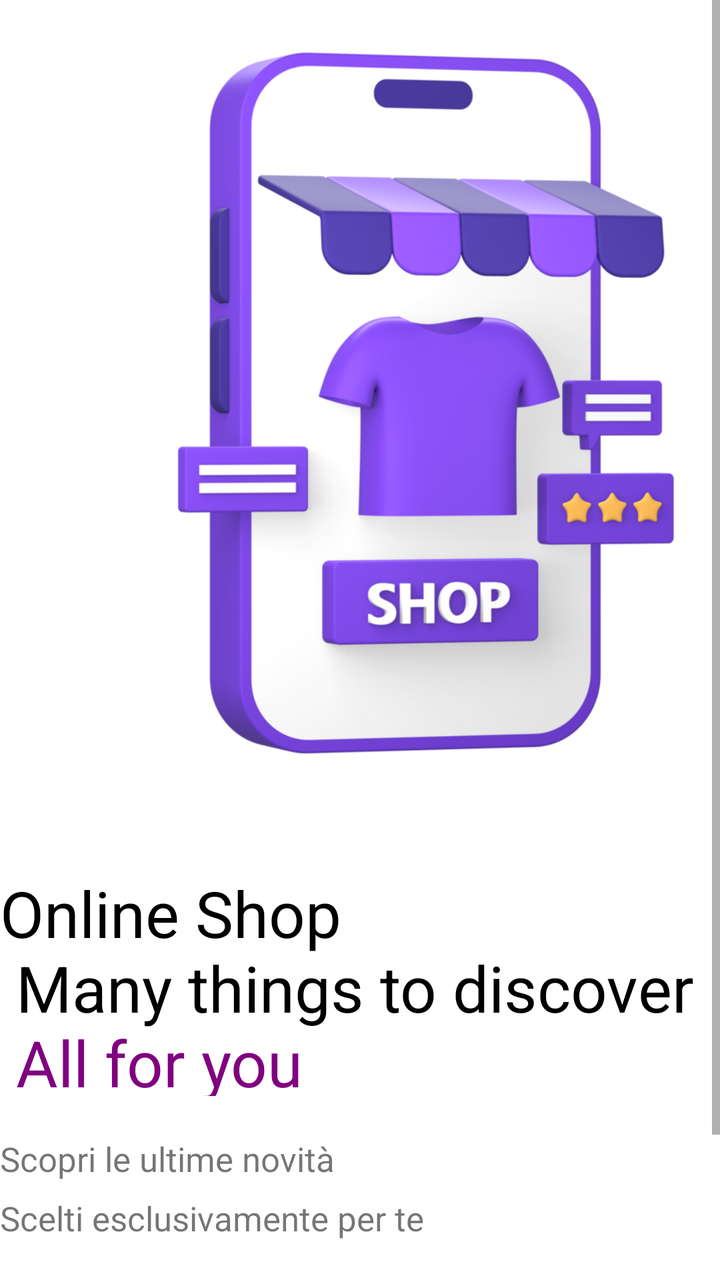
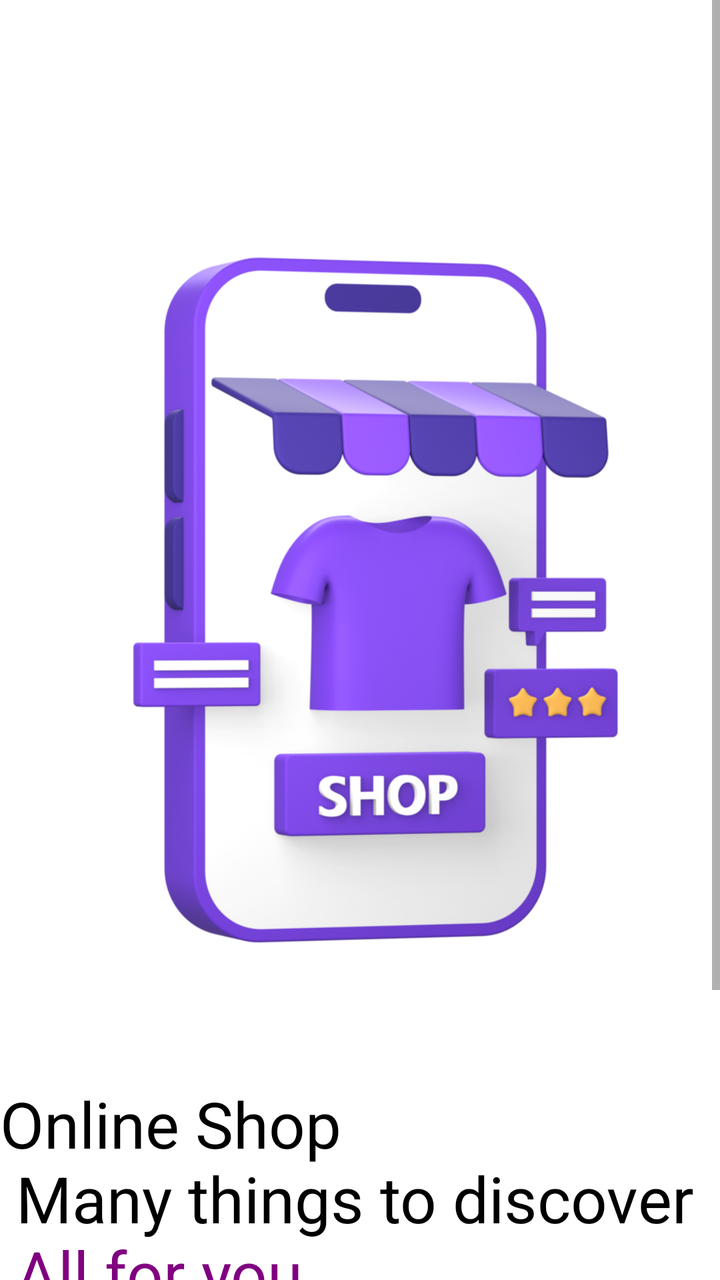

Compare the two renders of this Android layout. The source of the first and the diff that turns it into the second are given below.
<!-- AndroidManifest.xml: application theme Theme.Kotlin -->
<!-- res/layout/activity_intro.xml -->
<?xml version="1.0" encoding="utf-8"?>
<androidx.constraintlayout.widget.ConstraintLayout xmlns:android="http://schemas.android.com/apk/res/android"
    xmlns:app="http://schemas.android.com/apk/res-auto"
    xmlns:tools="http://schemas.android.com/tools"
    android:layout_width="match_parent"
    android:layout_height="match_parent">

    <ScrollView
        android:layout_width="match_parent"
        android:layout_height="match_parent">

        <LinearLayout
            android:layout_width="match_parent"
            android:layout_height="wrap_content"
            android:orientation="vertical">

            <ImageView
                android:id="@+id/imageView3"
                android:layout_width="410dp"
                android:layout_height="403dp"
                app:srcCompat="@drawable/ic_imageshopintro" />

            <TextView
                android:id="@+id/textView"
                android:layout_width="match_parent"
                android:layout_height="113dp"
                android:layout_marginTop="32dp"
                android:text="@string/intro_title"
                android:textAlignment="center"
                android:textColor="@color/black"
                android:textSize="32sp" />

            <TextView
                android:id="@+id/main"
                android:layout_width="match_parent"
                android:layout_height="wrap_content"
                android:layout_marginTop="20dp"
                android:lineSpacingExtra="10dp"
                android:text="@string/intro_text"
                android:textAlignment="center"
                android:textSize="17sp" />

            <Button
                android:id="@+id/startBtn"
                android:layout_width="match_parent"
                android:layout_height="wrap_content"
                android:layout_margin="24dp"
                android:layout_marginTop="20dp"
                android:background="@drawable/purple_bg"
                android:text="Iniziamo!"
                android:textSize="15dp" />

            <TextView
                android:id="@+id/textView3"
                android:layout_width="match_parent"
                android:layout_height="wrap_content"
                android:layout_marginTop="-15dp"
                android:text="@string/signin"
                android:textAlignment="center"
                android:textSize="15dp" />
        </LinearLayout>
    </ScrollView>

</androidx.constraintlayout.widget.ConstraintLayout>
<!-- resources referenced by this layout -->
<resources>
  <color name="black">#FF000000</color>
  <!-- drawable ic_imageshopintro: webp bitmap (drawable, 152974 bytes) -->
  <!-- drawable purple_bg (drawable) -->
  <?xml version="1.0" encoding="utf-8"?>
  <selector xmlns:android="http://schemas.android.com/apk/res/android">
      <item>
          <shape android:shape="rectangle">
              <solid android:color="@color/purple_500"/>
              <corners android:radius="100dp"/>
          </shape>
      </item>
  </selector>
  <string name="intro_text">Scopri le ultime novità \nScelti esclusivamente per te</string>
  <string name="intro_title">Online Shop \n Many things to discover\n <font color="purple">All for you</font></string>
  <string name="signin">Hai gia un account?<font color="purple"> Accedi</font></string>
  <style name="Theme.Kotlin" parent="Theme.MaterialComponents.DayNight.DarkActionBar">
          
          <item name="colorPrimary">@color/purple_500</item>
          <item name="colorPrimaryVariant">@color/purple_700</item>
          <item name="colorOnPrimary">@color/white</item>
          
          <item name="colorSecondary">@color/teal_200</item>
          <item name="colorSecondaryVariant">@color/teal_700</item>
          <item name="colorOnSecondary">@color/black</item>
          
          <item name="android:statusBarColor">?attr/colorPrimaryVariant</item>
          
          <item name="android:windowTranslucentNavigation">true</item>
      </style>
  <color name="purple_500">#FF6200EE</color>
  <color name="purple_700">#FF3700B3</color>
  <color name="white">#FFFFFFFF</color>
  <color name="teal_200">#FF03DAC5</color>
  <color name="teal_700">#FF018786</color>
</resources>

<!-- the commit's change to res/layout/activity_intro.xml (unified diff, before → after) -->
@@ -7,7 +7,9 @@
 
     <ScrollView
         android:layout_width="match_parent"
-        android:layout_height="match_parent">
+        android:layout_height="match_parent"
+        tools:layout_editor_absoluteX="0dp"
+        tools:layout_editor_absoluteY="-548dp">
 
         <LinearLayout
             android:layout_width="match_parent"
@@ -16,15 +18,15 @@
 
             <ImageView
                 android:id="@+id/imageView3"
-                android:layout_width="410dp"
-                android:layout_height="403dp"
+                android:layout_width="match_parent"
+                android:layout_height="600dp"
                 app:srcCompat="@drawable/ic_imageshopintro" />
 
             <TextView
                 android:id="@+id/textView"
                 android:layout_width="match_parent"
                 android:layout_height="113dp"
-                android:layout_marginTop="32dp"
+                android:layout_marginTop="-60dp"
                 android:text="@string/intro_title"
                 android:textAlignment="center"
                 android:textColor="@color/black"
<!-- resource entries referenced after the edit -->
@@ -15,7 +15,7 @@
   <string name="intro_text">Scopri le ultime novità \nScelti esclusivamente per te</string>
   <string name="intro_title">Online Shop \n Many things to discover\n <font color="purple">All for you</font></string>
   <string name="signin">Hai gia un account?<font color="purple"> Accedi</font></string>
-  <style name="Theme.Kotlin" parent="Theme.MaterialComponents.DayNight.DarkActionBar">
+  <style name="Theme.Kotlin" parent="Theme.MaterialComponents.Light.NoActionBar">
           
           <item name="colorPrimary">@color/purple_500</item>
           <item name="colorPrimaryVariant">@color/purple_700</item>
